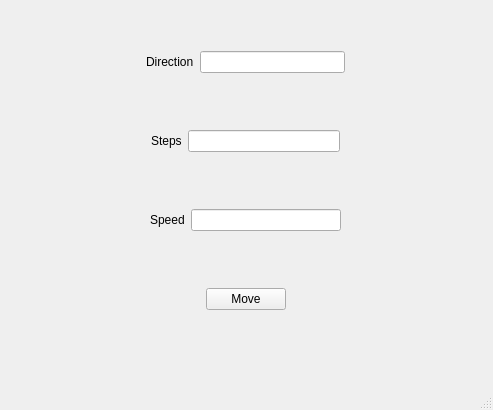
kpf5297/DValve, file mainwindow.ui: the form before one commit.
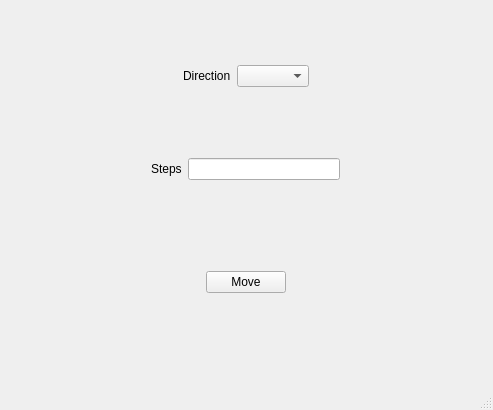
The form after the commit.

Commit message: working version with combo box

Diff of the .ui file:
```diff
--- a/mainwindow.ui
+++ b/mainwindow.ui
@@ -47,7 +47,7 @@
         </widget>
        </item>
        <item>
-        <widget class="QLineEdit" name="dir_lineEdit"/>
+        <widget class="QComboBox" name="direction_comboBox"/>
        </item>
        <item>
         <spacer name="horizontalSpacer_2">
@@ -119,16 +119,6 @@
          </property>
         </spacer>
        </item>
-       <item>
-        <widget class="QLabel" name="speed_label">
-         <property name="text">
-          <string>Speed</string>
-         </property>
-        </widget>
-       </item>
-       <item>
-        <widget class="QLineEdit" name="speed_lineEdit"/>
-       </item>
        <item>
         <spacer name="horizontalSpacer_4">
          <property name="orientation">
```
Left out of the diff: 6 changed lines with no effect on the pictures. The commit also changes 2 other files.
